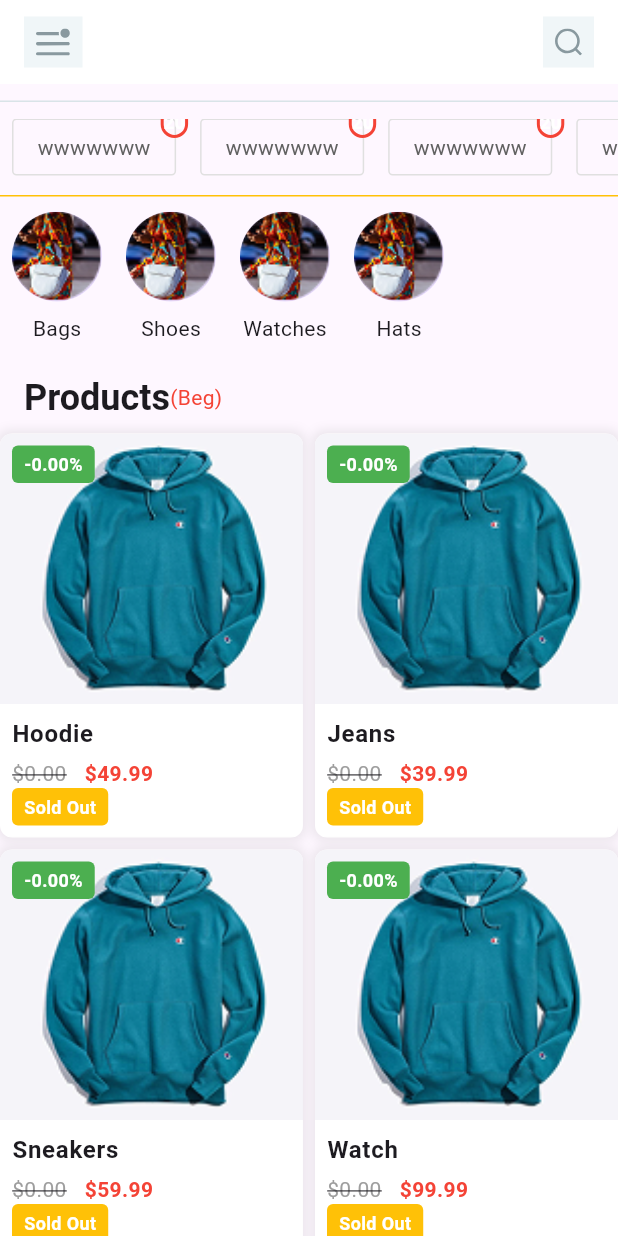
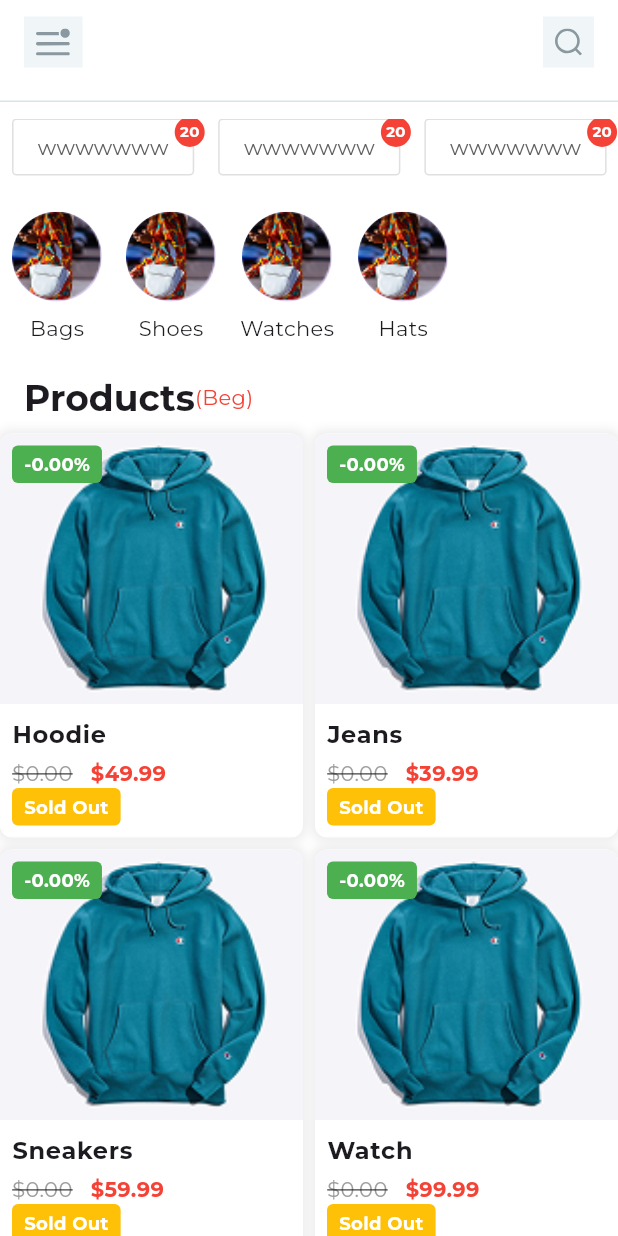
Before and after one commit to musamakhalid03/ECommerce, a Flutter app: the screen it shows after launch, on a phone screen of 412 x 824 dp. Run offline on Flutter 3.47's test engine with Material 3 defaults, Android fonts, the light colour scheme and no system bars; our stand-ins replace flutter_svg, gap, get, google_fonts.

Commit message:
MUsama Khalid

```diff
--- a/lib/home/components/categorie_card.dart
+++ b/lib/home/components/categorie_card.dart
@@ -29,20 +29,16 @@ class CategoryItem extends StatelessWidget {
           ),
         ),
         Positioned(
-          top: -8,
-          right: -8,
-          child: Container(
-            decoration: BoxDecoration(
-              border: Border.all(color: Colors.red, width: 2),
-              borderRadius: BorderRadius.circular(
-                12.0,
-              ),
-            ),
+          top: -1,
+          right: -7,
+          child: CircleAvatar(
+            radius: 10,
+            backgroundColor: Colors.red,
             child: Text(
               badgeCount.toString(),
               style: const TextStyle(
                 color: Colors.white,
-                fontSize: 12,
+                fontSize: 10,
                 fontWeight: FontWeight.bold,
               ),
             ),
--- a/lib/home/home_view.dart
+++ b/lib/home/home_view.dart
@@ -2,6 +2,7 @@ import 'package:flutter/material.dart';
 import 'package:gap/gap.dart';
 import 'package:get/get.dart';
 import 'package:musamakhalid/home/components/categorie_card.dart';
+import 'package:musamakhalid/home/components/free_shipping_banner.dart';
 import 'package:musamakhalid/home/components/product_card.dart';
 import 'package:musamakhalid/home/home_controller.dart';
 import 'package:musamakhalid/utils/components/app_bar/home_app_bar.dart';
@@ -53,7 +54,7 @@ class HomeView extends StatelessWidget {
                 const Gap(11),
                 const Divider(
                   height: 1,
-                  color: Colors.amber,
+                  color: Colors.white,
                 ),
                 const Gap(10),
                 SizedBox(
@@ -114,6 +115,7 @@ class HomeView extends StatelessWidget {
                     return ProductCard(product: product);
                   },
                 ),
+                const FreeShippingBanner(),
               ],
             ),
           ),
--- a/lib/main.dart
+++ b/lib/main.dart
@@ -1,5 +1,6 @@
 import 'package:flutter/material.dart';
 import 'package:get/get.dart';
+import 'package:google_fonts/google_fonts.dart'; // Add this import
 import 'package:musamakhalid/routes/app_pages.dart';
 import 'package:musamakhalid/splash/splash_binding.dart';
 import 'package:musamakhalid/splash/splash_view.dart';
@@ -15,7 +16,20 @@ class MyApp extends StatelessWidget {
   Widget build(BuildContext context) {
     return GetMaterialApp(
       debugShowCheckedModeBanner: false,
-      title: " ECommerce App",
+      title: "ECommerce App",
+      theme: ThemeData(
+        scaffoldBackgroundColor: Colors.white,
+        textTheme: GoogleFonts.montserratTextTheme(
+          Theme.of(context).textTheme,
+        ),
+        primaryTextTheme: GoogleFonts.montserratTextTheme(
+          Theme.of(context).primaryTextTheme,
+        ),
+        appBarTheme: AppBarTheme(
+          titleTextStyle: GoogleFonts.montserrat(
+),
+        ),
+      ),
       initialBinding: SplashBinding(),
       home: const SplashView(),
       getPages: AppPages.pages,
```
Also changed, not shown: lib/home/components/free_shipping_banner.dart (added, +71 -0 lines), assets/images/svg/phone.svg (added), assets/images/svg/rid_man.svg (added).
